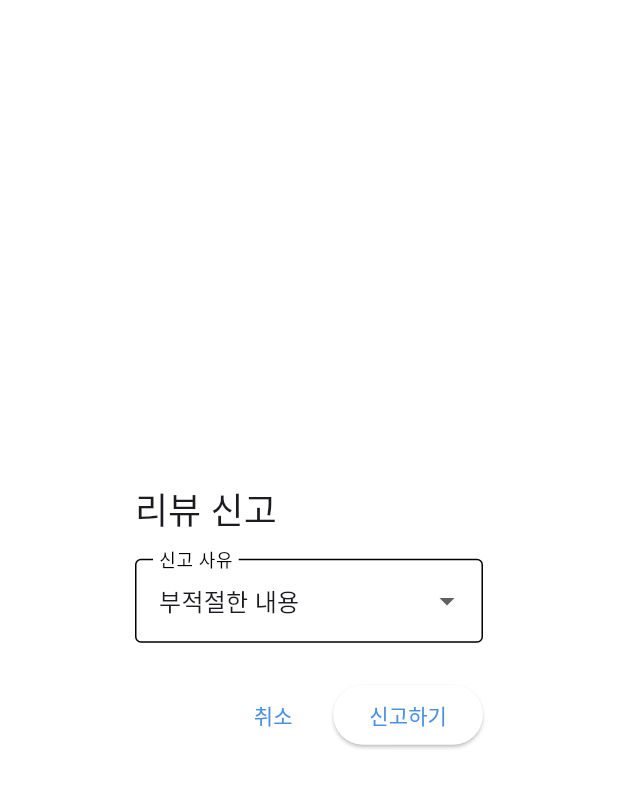
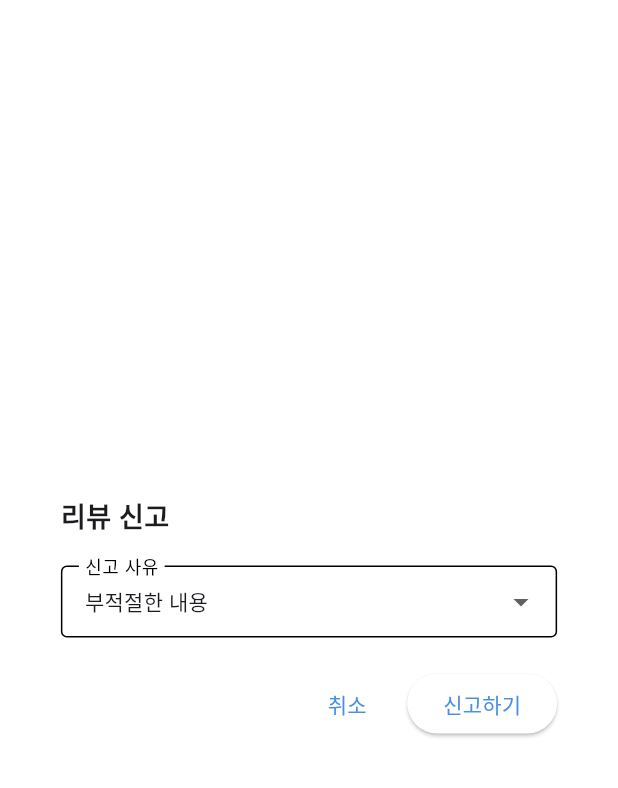
Before and after one commit to gggabikr/say_v, a Flutter app: the ReportDialog widget shown alone on an empty page, opened directly with empty values, on a phone screen of 412 x 824 dp. Shown: the top 788 px of the screen. Run offline on Flutter 3.47's test engine with Material 3 defaults, Android fonts, the phone set to English and light mode, and no system bars; our stand-ins replace cached_network_image, cloud_firestore, cloud_functions, firebase_auth, firebase_core, firebase_storage and 5 more; accounts and stored records are empty; network calls fail.

Commit message:
Update report_dialog.dart
UI update

```diff
--- a/lib/widgets/report_dialog.dart
+++ b/lib/widgets/report_dialog.dart
@@ -26,19 +26,38 @@ class _ReportDialogState extends State<ReportDialog> {
 
   @override
   Widget build(BuildContext context) {
-    return AlertDialog(
-      title: Text(widget.isStoreOwner ? '관리자에게 리뷰 신고' : '리뷰 신고'),
-      content: SingleChildScrollView(
+    return Dialog(
+      insetPadding:
+          const EdgeInsets.symmetric(horizontal: 20.0, vertical: 24.0),
+      child: Container(
+        width: MediaQuery.of(context).size.width * 0.9, // 더 넓은 너비
+        constraints: BoxConstraints(
+          maxWidth: 500,
+          maxHeight: MediaQuery.of(context).size.height * 0.8,
+        ),
+        child: Padding(
+          padding: const EdgeInsets.all(20.0),
           child: Column(
             mainAxisSize: MainAxisSize.min,
             crossAxisAlignment: CrossAxisAlignment.start,
             children: [
+              Text(
+                widget.isStoreOwner ? '관리자에게 리뷰 신고' : '리뷰 신고',
+                style: const TextStyle(
+                  fontSize: 18.0, // 제목 크기 축소
+                  fontWeight: FontWeight.bold,
+                ),
+              ),
+              const SizedBox(height: 20),
               DropdownButtonFormField<ReportReason>(
                 value: _selectedReason,
                 items: ReportReason.values.map((reason) {
                   return DropdownMenuItem(
                     value: reason,
-                  child: Text(reason.text),
+                    child: Text(
+                      reason.text,
+                      style: const TextStyle(fontSize: 14.0), // 폰트 크기 조정
+                    ),
                   );
                 }).toList(),
                 onChanged: (value) {
@@ -52,32 +71,39 @@ class _ReportDialogState extends State<ReportDialog> {
                 decoration: const InputDecoration(
                   labelText: '신고 사유',
                   border: OutlineInputBorder(),
+                  contentPadding: EdgeInsets.symmetric(
+                      horizontal: 12, vertical: 8), // 패딩 축소
                 ),
               ),
               if (_showDetailInput) ...[
                 const SizedBox(height: 16),
                 TextField(
                   controller: _detailController,
-                maxLines: 3,
+                  maxLines: 8, // 더 많은 줄 수 허용
                   maxLength: 500,
+                  style: const TextStyle(fontSize: 14.0),
                   decoration: const InputDecoration(
                     labelText: '상세 사유',
                     hintText: '신고 사유를 자세히 설명해주세요 (최대 500자)',
                     border: OutlineInputBorder(),
+                    contentPadding:
+                        EdgeInsets.symmetric(horizontal: 12, vertical: 12),
                   ),
                 ),
               ],
-          ],
-        ),
-      ),
-      actions: [
+              const SizedBox(height: 20),
+              Row(
+                mainAxisAlignment: MainAxisAlignment.end,
+                children: [
                   TextButton(
                     onPressed: () => Navigator.pop(context),
                     child: const Text('취소'),
                   ),
+                  const SizedBox(width: 8),
                   ElevatedButton(
                     onPressed: () {
-            final detail = _showDetailInput ? _detailController.text : null;
+                      final detail =
+                          _showDetailInput ? _detailController.text : null;
                       if (_showDetailInput && detail?.isEmpty == true) {
                         ScaffoldMessenger.of(context).showSnackBar(
                           const SnackBar(content: Text('상세 사유를 입력해주세요')),
@@ -90,6 +116,11 @@ class _ReportDialogState extends State<ReportDialog> {
                     child: const Text('신고하기'),
                   ),
                 ],
+              ),
+            ],
+          ),
+        ),
+      ),
     );
   }
 
```
Lines whose indentation alone changed are shown as unchanged.
